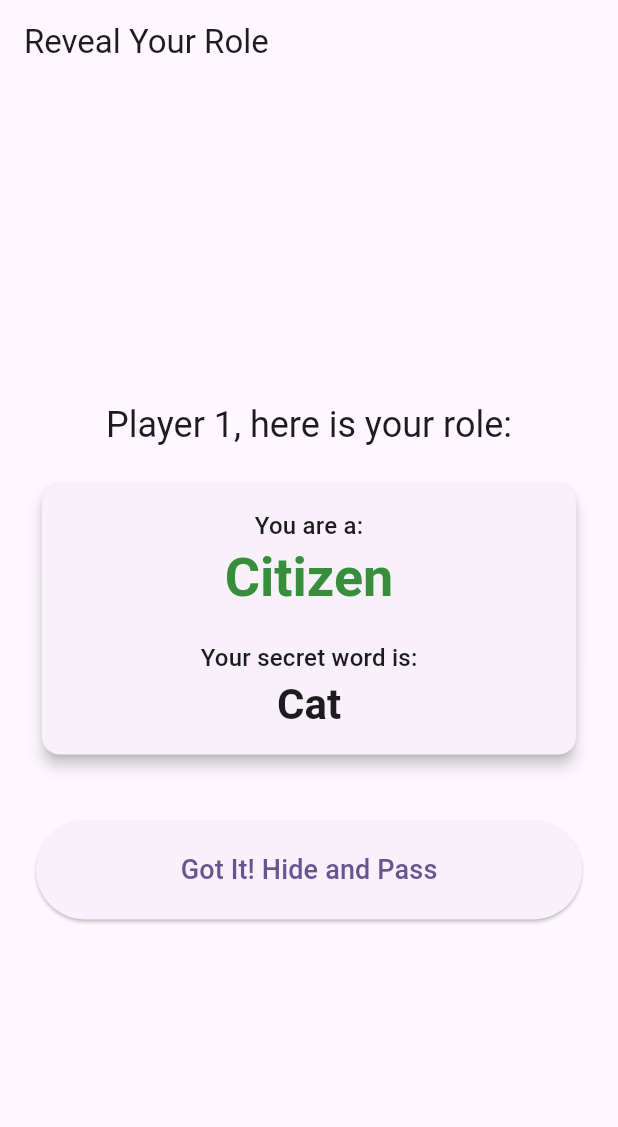
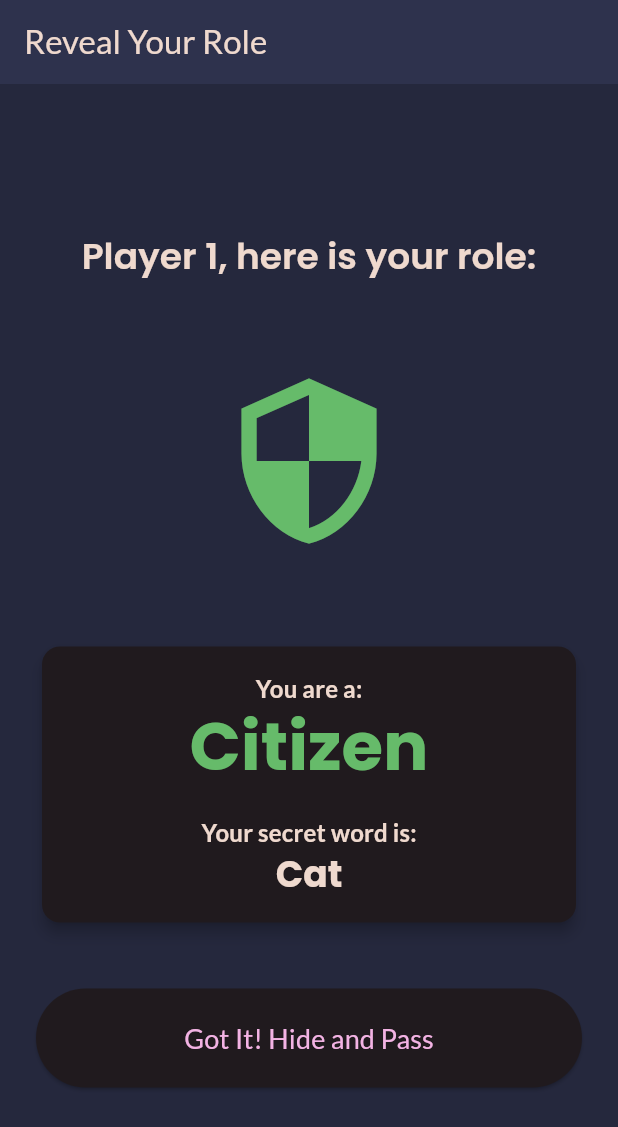
Before and after one commit to ibrahimkahramann/undercover_game, a Flutter app: the screen it shows after launch, after a tap on "Start Game", after a tap on "Tap to Reveal Your Role", on a phone screen of 412 x 824 dp. Shown: the top 1127 px of the screen. Run offline on Flutter 3.47's test engine with Material 3 defaults, Android fonts, the light colour scheme and no system bars; our stand-ins replace animate_do, google_fonts.

Commit message:
Refactor code structure for improved readability and maintainability

```diff
--- a/lib/main.dart
+++ b/lib/main.dart
@@ -1,4 +1,5 @@
 import 'package:flutter/material.dart';
+import 'package:google_fonts/google_fonts.dart';
 import 'package:provider/provider.dart';
 import 'services/game_service.dart';
 import 'screens/player_setup_screen.dart';
@@ -17,12 +18,34 @@ class MyApp extends StatelessWidget {
 
   @override
   Widget build(BuildContext context) {
+    const Color primaryColor = Color(0xFF8F3985);
+    const Color backgroundColor = Color(0xFF25283D);
+    const Color surfaceColor = Color(0xFF2E324D);
+    const Color textColor = Color(0xFFEFD9CE);
+
+    final theme = ThemeData(
+      useMaterial3: true,
+      colorScheme: ColorScheme.fromSeed(
+        seedColor: primaryColor,
+        brightness: Brightness.dark,
+        background: backgroundColor,
+        surface: surfaceColor,
+        onBackground: textColor,
+        onSurface: textColor,
+      ),
+      scaffoldBackgroundColor: backgroundColor,
+      textTheme: GoogleFonts.latoTextTheme(ThemeData.dark().textTheme).copyWith(
+        displayMedium: GoogleFonts.poppins(fontWeight: FontWeight.bold, color: textColor),
+        headlineSmall: GoogleFonts.poppins(fontWeight: FontWeight.w600, color: textColor),
+        titleMedium: GoogleFonts.lato(fontWeight: FontWeight.bold, color: textColor),
+        bodyMedium: GoogleFonts.lato(color: textColor),
+      ),
+    );
+
     return MaterialApp(
       title: 'Undercover Game',
-      theme: ThemeData(
-        colorScheme: ColorScheme.fromSeed(seedColor: Colors.deepPurple),
-        useMaterial3: true,
-      ),
+      theme: theme,
+      debugShowCheckedModeBanner: false,
       home: const PlayerSetupScreen(),
     );
   }
--- a/lib/screens/role_reveal_screen.dart
+++ b/lib/screens/role_reveal_screen.dart
@@ -1,5 +1,6 @@
 import 'package:flutter/material.dart';
 import 'package:provider/provider.dart';
+import 'package:animate_do/animate_do.dart';
 import '../models/player_model.dart';
 import '../services/game_service.dart';
 import 'game_round_screen.dart';
@@ -99,7 +100,28 @@ class _RoleRevealScreenState extends State<RoleRevealScreen> {
           style: Theme.of(context).textTheme.headlineSmall,
         ),
         const SizedBox(height: 20),
-        Card(
+
+        FadeInUp(
+          duration: const Duration(milliseconds: 500),
+          child: Container(
+            height: 200,
+            alignment: Alignment.center,
+            child: Icon(
+              player.role == PlayerRole.undercover
+                  ? Icons.theater_comedy
+                  : Icons.security,
+              size: 120,
+              color: player.role == PlayerRole.undercover
+                  ? Colors.red.shade400
+                  : Colors.green.shade400,
+            ),
+          ),
+        ),
+        const SizedBox(height: 20),
+
+        FadeIn(
+          delay: const Duration(milliseconds: 300),
+          child: Card(
             elevation: 4,
             child: Padding(
               padding: const EdgeInsets.all(16.0),
@@ -108,29 +130,33 @@ class _RoleRevealScreenState extends State<RoleRevealScreen> {
                   Text('You are a:', style: Theme.of(context).textTheme.titleMedium),
                   Text(
                     roleName,
-                  style: Theme.of(context).textTheme.displaySmall?.copyWith(
+                    style: Theme.of(context).textTheme.displayMedium?.copyWith(
                       fontWeight: FontWeight.bold,
-                    color: player.role == PlayerRole.undercover ? Colors.red.shade700 : Colors.green.shade700,
+                      color: player.role == PlayerRole.undercover ? Colors.red.shade400 : Colors.green.shade400,
                     ),
                   ),
                   const SizedBox(height: 20),
                   Text('Your secret word is:', style: Theme.of(context).textTheme.titleMedium),
                   Text(
                     player.secretWord ?? 'Error',
-                  style: Theme.of(context).textTheme.headlineMedium?.copyWith(fontWeight: FontWeight.bold),
+                    style: Theme.of(context).textTheme.headlineSmall?.copyWith(fontWeight: FontWeight.bold),
                   ),
                 ],
               ),
             ),
           ),
+        ),
         const SizedBox(height: 40),
-        ElevatedButton(
+        FadeIn(
+          delay: const Duration(milliseconds: 500),
+          child: ElevatedButton(
             onPressed: _nextPlayerOrStartGame,
             style: ElevatedButton.styleFrom(
               padding: const EdgeInsets.symmetric(vertical: 20),
             ),
             child: const Text('Got It! Hide and Pass', style: TextStyle(fontSize: 18)),
           ),
+        ),
       ],
     );
   }
```
Also changed, not shown: pubspec.yaml (+11 -35 lines), assets/icon/icon.png (added), assets/images/citizen.png (added), assets/images/undercover.png (added), pubspec.lock, 2 other files. Lines whose indentation alone changed are shown as unchanged.
